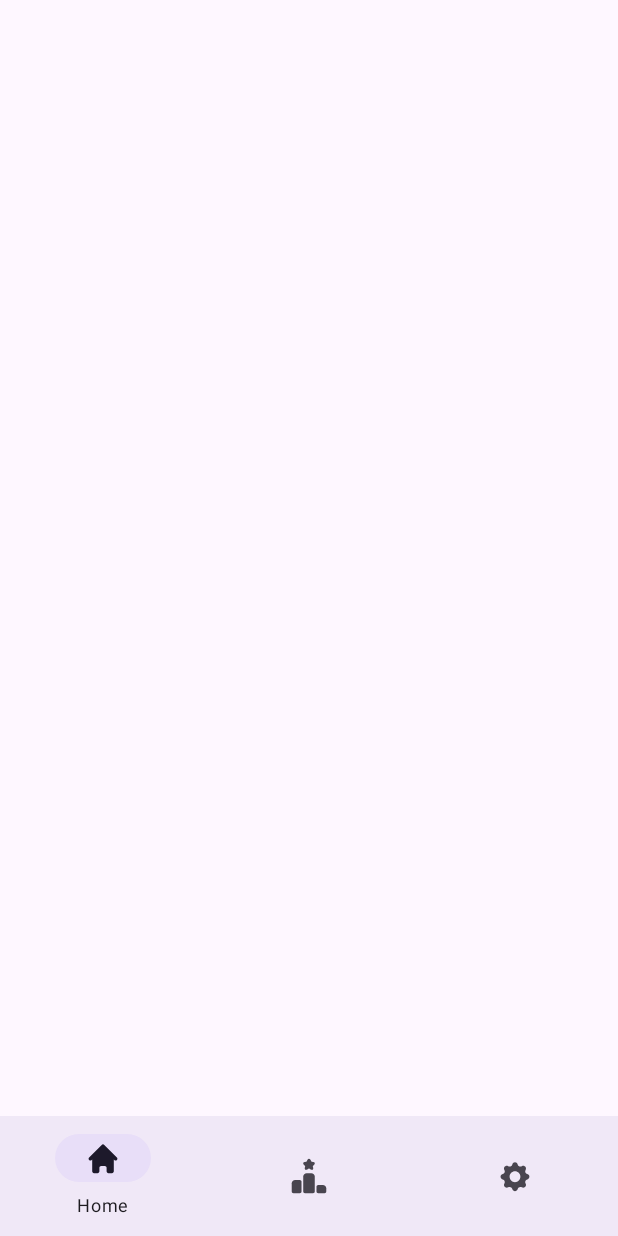
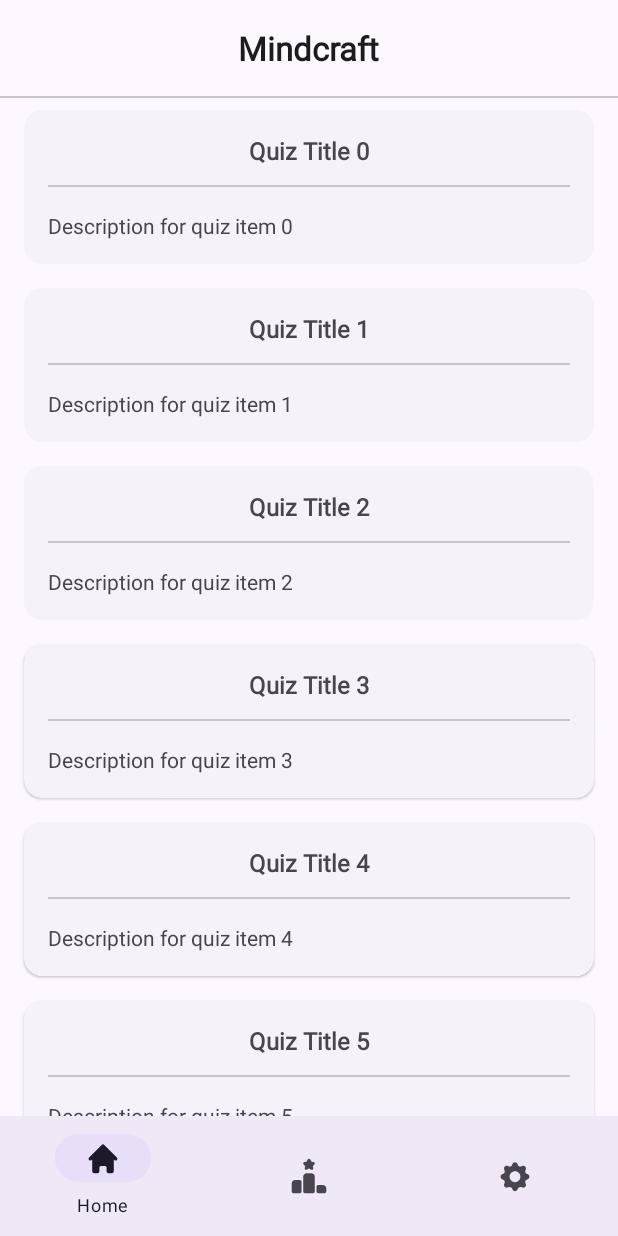
Before and after one commit to The-Petot/Mindcraft, an Android app: the HomeFragment screen opened directly, with no data from a screen before it, on a phone screen of 412 x 824 dp. Run offline under Robolectric (Android 15) with nearby library versions, the phone set to English and light mode, and no system bars; our stand-ins replace navigation-ui.

Commit message:
feat: half implementation main feature

```diff
--- a/app/build.gradle.kts
+++ b/app/build.gradle.kts
@@ -51,6 +51,7 @@ dependencies {
     implementation(libs.androidx.appcompat)
     implementation(libs.material)
     implementation(libs.androidx.activity)
+    implementation(libs.androidx.activity.ktx)
     implementation(libs.androidx.constraintlayout)
     implementation(libs.androidx.lifecycle.livedata.ktx)
     implementation(libs.androidx.lifecycle.viewmodel.ktx)
@@ -68,4 +69,9 @@ dependencies {
 
     // Pager Dots Indicator
     implementation(libs.dotsindicator)
+
+    // Retrofit & OkHttp
+    implementation(libs.retrofit)
+    implementation(libs.converter.gson)
+    implementation(libs.logging.interceptor)
 }
--- a/app/src/main/AndroidManifest.xml
+++ b/app/src/main/AndroidManifest.xml
@@ -11,6 +11,8 @@
         android:roundIcon="@mipmap/ic_launcher_mindcraft_round"
         android:supportsRtl="true"
         android:theme="@style/Theme.Mindcraft"
+        android:screenOrientation="portrait"
+        android:enableOnBackInvokedCallback="true"
         tools:targetApi="35">
         <activity
             android:name=".ui.main.MainActivity"
--- /dev/null
+++ b/app/src/main/java/com/thepetot/mindcraft/data/remote/response/QuizHistoryResponse.kt
@@ -0,0 +1,39 @@
+package com.thepetot.mindcraft.data.remote.response
+
+import com.google.gson.annotations.SerializedName
+
+data class QuizHistoryResponse(
+
+	@field:SerializedName("listQuiz")
+	val listQuiz: List<ListQuizItem>,
+
+	@field:SerializedName("message")
+	val message: String,
+
+	@field:SerializedName("status")
+	val status: String
+)
+
+data class ListQuizItem(
+
+	@field:SerializedName("duration")
+	val duration: Int,
+
+	@field:SerializedName("createdAt")
+	val createdAt: String,
+
+	@field:SerializedName("question")
+	val question: Int,
+
+	@field:SerializedName("author")
+	val author: String,
+
+	@field:SerializedName("description")
+	val description: String,
+
+	@field:SerializedName("id")
+	val id: String,
+
+	@field:SerializedName("title")
+	val title: String
+)
--- /dev/null
+++ b/app/src/main/java/com/thepetot/mindcraft/ui/adapter/QuizHistoryAdapter.kt
@@ -0,0 +1,43 @@
+package com.thepetot.mindcraft.ui.adapter
+
+import android.view.LayoutInflater
+import android.view.ViewGroup
+import androidx.recyclerview.widget.DiffUtil
+import androidx.recyclerview.widget.ListAdapter
+import androidx.recyclerview.widget.RecyclerView
+import com.thepetot.mindcraft.data.remote.response.ListQuizItem
+import com.thepetot.mindcraft.databinding.ItemQuizBinding
+
+class QuizHistoryAdapter : ListAdapter<ListQuizItem, QuizHistoryAdapter.QuizViewHolder>(
+    DIFF_CALLBACK
+) {
+    class QuizViewHolder(private val binding: ItemQuizBinding): RecyclerView.ViewHolder(binding.root) {
+        fun bind(quiz: ListQuizItem) {
+            binding.tvTitle.text = quiz.title
+            binding.tvDescription.text = quiz.description
+        }
+    }
+
+    override fun onCreateViewHolder(parent: ViewGroup, viewType: Int): QuizViewHolder {
+        val binding = ItemQuizBinding.inflate(LayoutInflater.from(parent.context), parent, false)
+        return QuizViewHolder(binding)
+    }
+
+    override fun onBindViewHolder(holder: QuizViewHolder, position: Int) {
+        val quiz = getItem(position)
+        holder.bind(quiz)
+    }
+
+    companion object {
+        private val DIFF_CALLBACK = object : DiffUtil.ItemCallback<ListQuizItem>() {
+            override fun areItemsTheSame(oldItem: ListQuizItem, newItem: ListQuizItem): Boolean {
+                return oldItem == newItem
+            }
+
+            override fun areContentsTheSame(oldItem: ListQuizItem, newItem: ListQuizItem): Boolean {
+                return oldItem == newItem
+            }
+
+        }
+    }
+}
--- a/app/src/main/java/com/thepetot/mindcraft/ui/home/HomeFragment.kt
+++ b/app/src/main/java/com/thepetot/mindcraft/ui/home/HomeFragment.kt
@@ -5,56 +5,42 @@ import androidx.fragment.app.Fragment
 import android.view.LayoutInflater
 import android.view.View
 import android.view.ViewGroup
-import com.thepetot.mindcraft.R
+import androidx.recyclerview.widget.LinearLayoutManager
+import com.thepetot.mindcraft.data.remote.response.ListQuizItem
+import com.thepetot.mindcraft.databinding.FragmentHomeBinding
+import com.thepetot.mindcraft.ui.adapter.QuizHistoryAdapter
+import com.thepetot.mindcraft.utils.generateDummyData
 
-// TODO: Rename parameter arguments, choose names that match
-// the fragment initialization parameters, e.g. ARG_ITEM_NUMBER
-private const val ARG_PARAM1 = "param1"
-private const val ARG_PARAM2 = "param2"
+class HomeFragment : Fragment() {
 
-/**
- * A simple [Fragment] subclass.
- * Use the [HomeFragment.newInstance] factory method to
- * create an instance of this fragment.
- */
-class HomeFragment : Fragment() {
-    // TODO: Rename and change types of parameters
-    private var param1: String? = null
-    private var param2: String? = null
+    private var _binding: FragmentHomeBinding? = null
+    private val binding get() = _binding!!
 
-    override fun onCreate(savedInstanceState: Bundle?) {
-        super.onCreate(savedInstanceState)
-        arguments?.let {
-            param1 = it.getString(ARG_PARAM1)
-            param2 = it.getString(ARG_PARAM2)
-        }
+    override fun onCreateView(
+        inflater: LayoutInflater,
+        container: ViewGroup?,
+        savedInstanceState: Bundle?
+    ): View {
+        _binding = FragmentHomeBinding.inflate(inflater, container, false)
+        val view = binding.root
+        return view
     }
 
-    override fun onCreateView(
-        inflater: LayoutInflater, container: ViewGroup?,
-        savedInstanceState: Bundle?
-    ): View? {
-        // Inflate the layout for this fragment
-        return inflater.inflate(R.layout.fragment_home, container, false)
+    override fun onViewCreated(view: View, savedInstanceState: Bundle?) {
+        super.onViewCreated(view, savedInstanceState)
+
+        val quizHistoryAdapter = QuizHistoryAdapter()
+        binding.rvQuiz.apply {
+            adapter = quizHistoryAdapter
+            layoutManager = LinearLayoutManager(context)
+        }
+
+        quizHistoryAdapter.submitList(generateDummyData(10))
     }
 
-    companion object {
-        /**
-         * Use this factory method to create a new instance of
-         * this fragment using the provided parameters.
-         *
-         * @param param1 Parameter 1.
-         * @param param2 Parameter 2.
-         * @return A new instance of fragment HomeFragment.
-         */
-        // TODO: Rename and change types and number of parameters
-        @JvmStatic
-        fun newInstance(param1: String, param2: String) =
-            HomeFragment().apply {
-                arguments = Bundle().apply {
-                    putString(ARG_PARAM1, param1)
-                    putString(ARG_PARAM2, param2)
-                }
-            }
+    override fun onDestroyView() {
+        super.onDestroyView()
+        _binding = null
     }
+
 }
--- a/app/src/main/java/com/thepetot/mindcraft/ui/onboarding/OnboardingActivity.kt
+++ b/app/src/main/java/com/thepetot/mindcraft/ui/onboarding/OnboardingActivity.kt
@@ -10,7 +10,7 @@ import androidx.core.view.ViewCompat
 import androidx.core.view.WindowInsetsCompat
 import androidx.viewpager2.widget.ViewPager2
 import com.thepetot.mindcraft.databinding.ActivityOnboardingBinding
-import com.thepetot.mindcraft.ui.login.LoginActivity
+import com.thepetot.mindcraft.ui.adapter.OnboardingAdapter
 import com.thepetot.mindcraft.ui.main.MainActivity
 
 class OnboardingActivity : AppCompatActivity() {
@@ -19,9 +19,9 @@ class OnboardingActivity : AppCompatActivity() {
     private lateinit var viewPager: ViewPager2
 
     override fun onCreate(savedInstanceState: Bundle?) {
-        super.onCreate(savedInstanceState)
         installSplashScreen()
         enableEdgeToEdge()
+        super.onCreate(savedInstanceState)
         binding = ActivityOnboardingBinding.inflate(layoutInflater)
         val view = binding.root
         setContentView(view)
--- /dev/null
+++ b/app/src/main/java/com/thepetot/mindcraft/utils/Utils.kt
@@ -0,0 +1,17 @@
+package com.thepetot.mindcraft.utils
+
+import com.thepetot.mindcraft.data.remote.response.ListQuizItem
+
+fun generateDummyData(count: Int): List<ListQuizItem> {
+    return List(count) { index ->
+        ListQuizItem(
+            duration = (10..60).random(), // Random duration between 10 and 60 minutes
+            createdAt = "2024-11-${(20..24).random()}T${(0..23).random()}:${(0..59).random()}:${(0..59).random()}", // Random date
+            question = (5..20).random(), // Random number of questions
+            author = "Author $index", // Author name with index
+            description = "Description for quiz item $index", // Unique description
+            id = "id_$index", // Unique ID
+            title = "Quiz Title $index" // Unique title
+        )
+    }
+}
--- /dev/null
+++ b/app/src/main/res/drawable/ic_add.xml
@@ -0,0 +1,5 @@
+<vector xmlns:android="http://schemas.android.com/apk/res/android" android:height="24dp" android:tint="#000000" android:viewportHeight="24" android:viewportWidth="24" android:width="24dp">
+
+    <path android:fillColor="@android:color/white" android:pathData="M18,13h-5v5c0,0.55 -0.45,1 -1,1s-1,-0.45 -1,-1v-5H6c-0.55,0 -1,-0.45 -1,-1s0.45,-1 1,-1h5V6c0,-0.55 0.45,-1 1,-1s1,0.45 1,1v5h5c0.55,0 1,0.45 1,1s-0.45,1 -1,1z"/>
+
+</vector>
--- a/app/src/main/res/layout/activity_main.xml
+++ b/app/src/main/res/layout/activity_main.xml
@@ -26,10 +26,11 @@
         android:layout_width="match_parent"
         android:layout_height="match_parent"
         app:defaultNavHost="true"
-        app:layout_constraintBottom_toTopOf="@id/nav_view"
-        app:layout_constraintLeft_toLeftOf="parent"
-        app:layout_constraintRight_toRightOf="parent"
+        app:layout_constraintBottom_toTopOf="@+id/nav_view"
+        app:layout_constraintEnd_toEndOf="parent"
+        app:layout_constraintStart_toStartOf="parent"
         app:layout_constraintTop_toTopOf="parent"
-        app:navGraph="@navigation/mobile_navigation" />
+        app:navGraph="@navigation/mobile_navigation"
+        tools:layout="@layout/fragment_home" />
 
 </androidx.constraintlayout.widget.ConstraintLayout>
--- a/app/src/main/res/layout/activity_onboarding.xml
+++ b/app/src/main/res/layout/activity_onboarding.xml
@@ -36,7 +36,6 @@
         android:layout_marginStart="24dp"
         android:layout_marginBottom="24dp"
         android:contentDescription="@string/btn_back_onboarding"
-        app:elevation="0dp"
         app:layout_constraintBottom_toBottomOf="parent"
         app:layout_constraintStart_toStartOf="parent"
         app:srcCompat="@drawable/ic_back" />
@@ -48,7 +47,6 @@
         android:layout_marginEnd="24dp"
         android:layout_marginBottom="24dp"
         android:contentDescription="@string/btn_next_onboarding"
-        app:elevation="0dp"
         app:layout_constraintBottom_toBottomOf="parent"
         app:layout_constraintEnd_toEndOf="parent"
         app:srcCompat="@drawable/ic_forward" />
--- a/app/src/main/res/layout/fragment_home.xml
+++ b/app/src/main/res/layout/fragment_home.xml
@@ -1,10 +1,52 @@
 <?xml version="1.0" encoding="utf-8"?>
 <androidx.coordinatorlayout.widget.CoordinatorLayout xmlns:android="http://schemas.android.com/apk/res/android"
+    xmlns:app="http://schemas.android.com/apk/res-auto"
     xmlns:tools="http://schemas.android.com/tools"
     android:layout_width="match_parent"
     android:layout_height="match_parent"
     tools:context=".ui.home.HomeFragment">
 
+    <com.google.android.material.appbar.AppBarLayout
+        android:layout_width="match_parent"
+        android:layout_height="wrap_content"
+        app:liftOnScroll="true">
 
+        <com.google.android.material.appbar.MaterialToolbar
+            android:layout_width="match_parent"
+            android:layout_height="wrap_content"
+            android:minHeight="?attr/actionBarSize"
+            app:titleCentered="true"
+            app:title="@string/app_name"
+            app:titleTextAppearance="@style/CustomToolbarTitle"/>
+
+        <com.google.android.material.divider.MaterialDivider
+            android:layout_width="match_parent"
+            android:layout_height="wrap_content"/>
+
+    </com.google.android.material.appbar.AppBarLayout>
+
+    <androidx.core.widget.NestedScrollView
+        android:layout_width="match_parent"
+        android:layout_height="match_parent"
+        app:layout_behavior="@string/appbar_scrolling_view_behavior">
+
+        <androidx.recyclerview.widget.RecyclerView
+            android:id="@+id/rv_quiz"
+            android:layout_width="match_parent"
+            android:layout_height="match_parent"
+            app:layout_constraintBottom_toBottomOf="parent"
+            app:layout_constraintEnd_toEndOf="parent"
+            app:layout_constraintStart_toStartOf="parent"
+            app:layout_constraintTop_toTopOf="parent"
+            tools:listitem="@layout/item_quiz"/>
+
+    </androidx.core.widget.NestedScrollView>
+
+    <com.google.android.material.floatingactionbutton.FloatingActionButton
+        android:layout_width="wrap_content"
+        android:layout_height="wrap_content"
+        android:layout_gravity="bottom|end"
+        android:layout_margin="24dp"
+        app:srcCompat="@drawable/ic_add"/>
 
 </androidx.coordinatorlayout.widget.CoordinatorLayout>
--- /dev/null
+++ b/app/src/main/res/layout/item_quiz.xml
@@ -0,0 +1,58 @@
+<?xml version="1.0" encoding="utf-8"?>
+<com.google.android.material.card.MaterialCardView xmlns:android="http://schemas.android.com/apk/res/android"
+    xmlns:app="http://schemas.android.com/apk/res-auto"
+    xmlns:tools="http://schemas.android.com/tools"
+    style="?attr/materialCardViewElevatedStyle"
+    android:layout_gravity="center"
+    android:layout_width="match_parent"
+    android:layout_height="wrap_content"
+    android:layout_marginTop="8dp"
+    android:layout_marginBottom="8dp"
+    android:layout_marginHorizontal="16dp"
+    android:clickable="true"
+    android:focusable="true">
+
+    <androidx.constraintlayout.widget.ConstraintLayout
+        android:layout_width="match_parent"
+        android:layout_height="match_parent">
+
+        <TextView
+            android:id="@+id/tv_title"
+            android:layout_width="match_parent"
+            android:layout_height="wrap_content"
+            android:layout_margin="16dp"
+            android:textAlignment="center"
+            android:textSize="16sp"
+            android:textStyle="bold"
+            app:layout_constraintEnd_toEndOf="parent"
+            app:layout_constraintStart_toStartOf="parent"
+            app:layout_constraintTop_toTopOf="parent"
+            tools:text="Title"/>
+
+        <com.google.android.material.divider.MaterialDivider
+            android:id="@+id/divider"
+            android:layout_width="match_parent"
+            android:layout_height="wrap_content"
+            android:layout_marginTop="12dp"
+            app:layout_constraintEnd_toEndOf="parent"
+            app:layout_constraintStart_toStartOf="parent"
+            app:layout_constraintTop_toBottomOf="@+id/tv_title"
+            app:dividerInsetStart="16dp"
+            app:dividerInsetEnd="16dp"/>
+
+        <TextView
+            android:id="@+id/tv_description"
+            android:layout_width="match_parent"
+            android:layout_height="wrap_content"
+            android:layout_margin="16dp"
+            android:ellipsize="end"
+            android:maxLines="3"
+            app:layout_constraintBottom_toBottomOf="parent"
+            app:layout_constraintEnd_toEndOf="parent"
+            app:layout_constraintStart_toStartOf="parent"
+            app:layout_constraintTop_toBottomOf="@+id/divider"
+            tools:text="Lorem ipsum dolor sit amet, consectetur adipiscing elit. Integer placerat purus sed nisi posuere suscipit. Maecenas at ornare quam. Aliquam pharetra tincidunt est, nec pretium elit condimentum ut. Cras dapibus interdum augue nec egestas. Mauris fringilla sed purus ut ullamcorper. Maecenas quis dui rhoncus, suscipit odio imperdiet, ultricies sapien. Duis in tellus quis turpis egestas mollis fermentum vel neque."/>
+
+    </androidx.constraintlayout.widget.ConstraintLayout>
+
+</com.google.android.material.card.MaterialCardView>
--- a/app/src/main/res/values-night/themes.xml
+++ b/app/src/main/res/values-night/themes.xml
@@ -12,4 +12,9 @@
         <item name="windowSplashScreenAnimatedIcon">@drawable/ic_splashscreen</item>
         <item name="postSplashScreenTheme">@style/Theme.Mindcraft</item>
     </style>
+
+    <style name="CustomToolbarTitle" parent="TextAppearance.Material3.TitleLarge">
+        <item name="fontFamily">@font/roboto</item>
+        <item name="android:textStyle">bold</item>
+    </style>
 </resources>
--- a/app/src/main/res/values/themes.xml
+++ b/app/src/main/res/values/themes.xml
@@ -14,4 +14,9 @@
         <item name="windowSplashScreenAnimatedIcon">@drawable/ic_splashscreen</item>
         <item name="postSplashScreenTheme">@style/Theme.Mindcraft</item>
     </style>
+
+    <style name="CustomToolbarTitle" parent="TextAppearance.Material3.TitleLarge">
+        <item name="fontFamily">@font/roboto</item>
+        <item name="android:textStyle">bold</item>
+    </style>
 </resources>
--- a/gradle/libs.versions.toml
+++ b/gradle/libs.versions.toml
@@ -8,9 +8,11 @@ junit = "4.13.2"
 junitVersion = "1.2.1"
 espressoCore = "3.6.1"
 appcompat = "1.7.0"
+loggingInterceptor = "4.12.0"
 material = "1.12.0"
 activity = "1.9.3"
 constraintlayout = "2.2.0"
+retrofit = "2.11.0"
 viewpager2 = "1.1.0"
 lifecycleLivedataKtx = "2.8.7"
 lifecycleViewmodelKtx = "2.8.7"
@@ -18,14 +20,17 @@ navigationFragmentKtx = "2.8.4"
 navigationUiKtx = "2.8.4"
 
 [libraries]
+androidx-activity-ktx = { module = "androidx.activity:activity-ktx", version.ref = "activity" }
 androidx-core-ktx = { group = "androidx.core", name = "core-ktx", version.ref = "coreKtx" }
 androidx-core-splashscreen = { group = "androidx.core", name = "core-splashscreen", version.ref = "coreSplashscreen" }
 androidx-viewpager2 = { module = "androidx.viewpager2:viewpager2", version.ref = "viewpager2" }
+converter-gson = { module = "com.squareup.retrofit2:converter-gson", version.ref = "retrofit" }
 dotsindicator = { module = "com.tbuonomo:dotsindicator", version.ref = "dotsindicator" }
 junit = { group = "junit", name = "junit", version.ref = "junit" }
 androidx-junit = { group = "androidx.test.ext", name = "junit", version.ref = "junitVersion" }
 androidx-espresso-core = { group = "androidx.test.espresso", name = "espresso-core", version.ref = "espressoCore" }
 androidx-appcompat = { group = "androidx.appcompat", name = "appcompat", version.ref = "appcompat" }
+logging-interceptor = { module = "com.squareup.okhttp3:logging-interceptor", version.ref = "loggingInterceptor" }
 material = { group = "com.google.android.material", name = "material", version.ref = "material" }
 androidx-activity = { group = "androidx.activity", name = "activity", version.ref = "activity" }
 androidx-constraintlayout = { group = "androidx.constraintlayout", name = "constraintlayout", version.ref = "constraintlayout" }
@@ -33,6 +38,7 @@ androidx-lifecycle-livedata-ktx = { group = "androidx.lifecycle", name = "lifecy
 androidx-lifecycle-viewmodel-ktx = { group = "androidx.lifecycle", name = "lifecycle-viewmodel-ktx", version.ref = "lifecycleViewmodelKtx" }
 androidx-navigation-fragment-ktx = { group = "androidx.navigation", name = "navigation-fragment-ktx", version.ref = "navigationFragmentKtx" }
 androidx-navigation-ui-ktx = { group = "androidx.navigation", name = "navigation-ui-ktx", version.ref = "navigationUiKtx" }
+retrofit = { module = "com.squareup.retrofit2:retrofit", version.ref = "retrofit" }
 
 [plugins]
 android-application = { id = "com.android.application", version.ref = "agp" }
```
Also changed, not shown: app/src/main/java/com/thepetot/mindcraft/ui/adapter/OnboardingAdapter.kt (renamed from app/src/main/java/com/thepetot/mindcraft/ui/onboarding/OnboardingAdapter.kt, +5 -2 lines).
